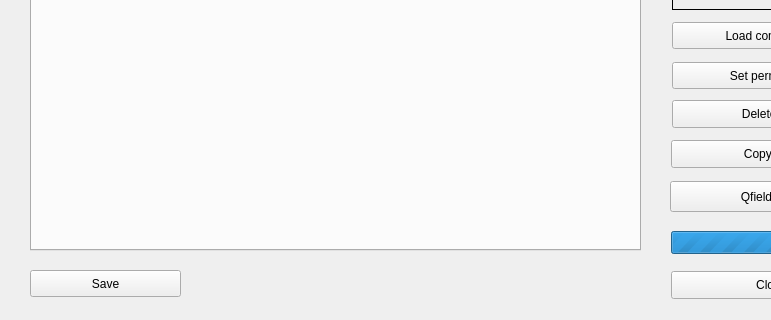
Before: the Qt Designer form dlg_addMap.ui in LESPROJEKT/qgis-layman-plugin, drawn with Qt 5; both pictures show x 0 to 771 and y 230 to 550 of the 900 by 550 pixel window.
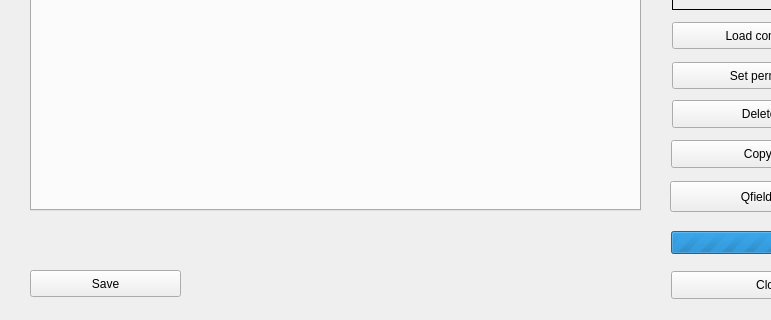
After: the same form once the commit is applied. The open tabs and pages were chosen to show the change. Icons and pictures are not drawn. Custom widgets are drawn as their Qt base class.

Diff of the .ui file:
```diff
--- a/dlg_addMap.ui
+++ b/dlg_addMap.ui
@@ -240,7 +240,7 @@
      <x>20</x>
      <y>10</y>
      <width>651</width>
-     <height>521</height>
+     <height>531</height>
     </rect>
    </property>
    <property name="currentIndex">
@@ -287,7 +287,7 @@
        <x>10</x>
        <y>130</y>
        <width>611</width>
-       <height>341</height>
+       <height>301</height>
       </rect>
      </property>
      <property name="currentIndex">
```
Left out of the diff: 33 changed lines with no effect on the pictures.
